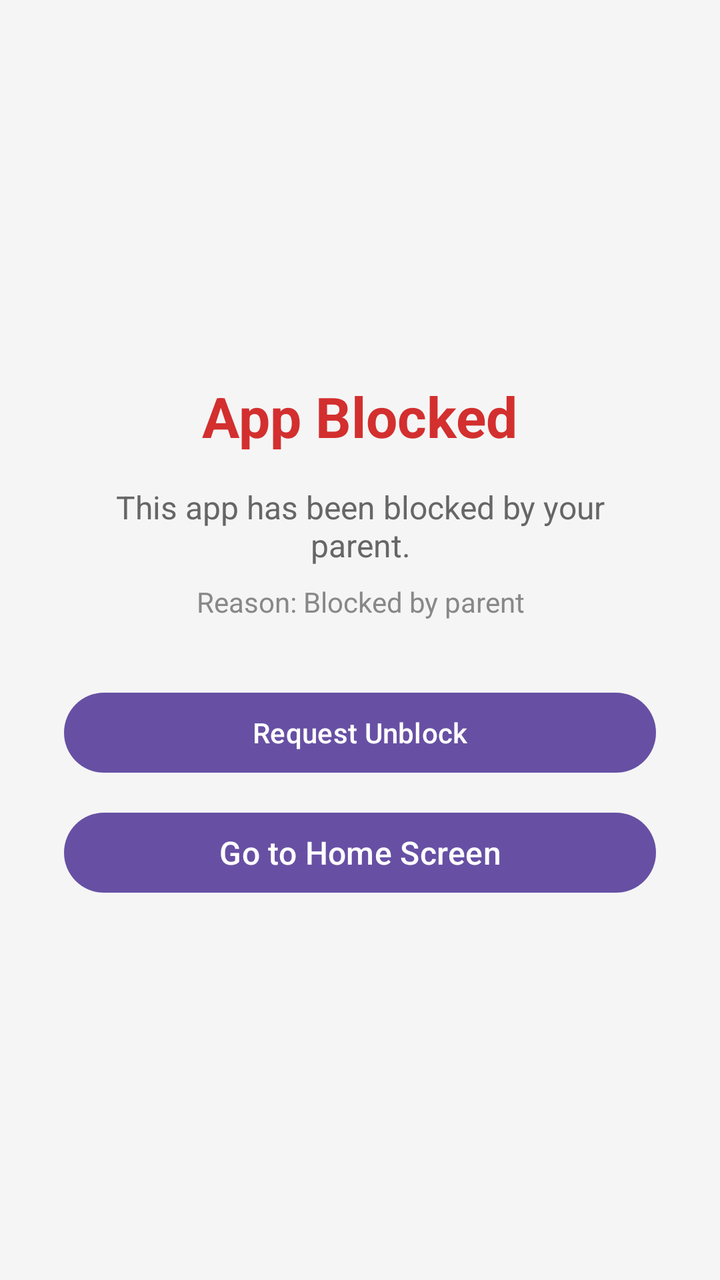
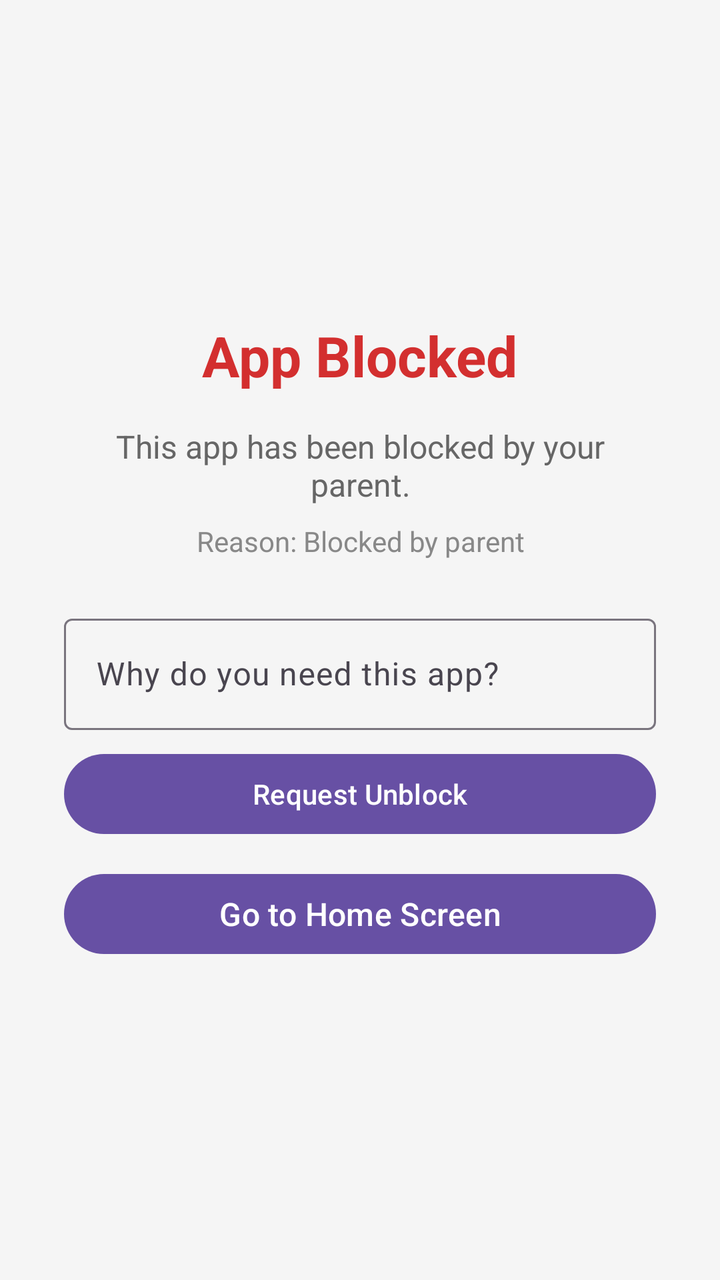

An Android layout rendered at two revisions. The XML below is the earlier revision; the diff shows what the commit changed to produce the second picture.
<!-- AndroidManifest.xml: activity theme Theme.SafeGuard -->
<!-- res/layout/activity_blocked_app_overlay.xml -->
<?xml version="1.0" encoding="utf-8"?>
<LinearLayout xmlns:android="http://schemas.android.com/apk/res/android"
    android:layout_width="match_parent"
    android:layout_height="match_parent"
    android:gravity="center"
    android:orientation="vertical"
    android:padding="32dp"
    android:background="#F5F5F5">

    <TextView
        android:id="@+id/textAppName"
        android:layout_width="wrap_content"
        android:layout_height="wrap_content"
        android:text="App Blocked"
        android:textSize="28sp"
        android:textStyle="bold"
        android:textColor="#D32F2F"
        android:gravity="center" />

    <TextView
        android:layout_width="wrap_content"
        android:layout_height="wrap_content"
        android:layout_marginTop="16dp"
        android:text="This app has been blocked by your parent."
        android:textSize="16sp"
        android:textColor="#666666"
        android:gravity="center" />

    <TextView
        android:id="@+id/textBlockReason"
        android:layout_width="wrap_content"
        android:layout_height="wrap_content"
        android:layout_marginTop="8dp"
        android:text="Reason: Blocked by parent"
        android:textSize="14sp"
        android:textColor="#888888"
        android:gravity="center" />

    <Button
        android:id="@+id/btnRequestUnblock"
        android:layout_width="match_parent"
        android:layout_height="wrap_content"
        android:layout_marginTop="32dp"
        android:text="Request Unblock" />

    <Button
        android:id="@+id/btnGoHome"
        android:layout_width="match_parent"
        android:layout_height="wrap_content"
        android:layout_marginTop="12dp"
        android:text="Go to Home Screen"
        android:textSize="16sp" />

</LinearLayout>
<!-- resources referenced by this layout -->
<resources>
  <style name="Theme.SafeGuard" parent="Theme.Material3.DayNight.NoActionBar">
      </style>
</resources>

<!-- the commit's change to res/layout/activity_blocked_app_overlay.xml (unified diff, before → after) -->
@@ -36,12 +36,74 @@
         android:textColor="#888888"
         android:gravity="center" />
 
-    <Button
-        android:id="@+id/btnRequestUnblock"
+    
+    <LinearLayout
+        android:id="@+id/layoutRequestForm"
         android:layout_width="match_parent"
         android:layout_height="wrap_content"
-        android:layout_marginTop="32dp"
-        android:text="Request Unblock" />
+        android:layout_marginTop="24dp"
+        android:orientation="vertical">
+
+        <com.google.android.material.textfield.TextInputLayout
+            android:layout_width="match_parent"
+            android:layout_height="wrap_content"
+            android:hint="Why do you need this app?"
+            android:layout_marginBottom="8dp">
+
+            <com.google.android.material.textfield.TextInputEditText
+                android:id="@+id/editReason"
+                android:layout_width="match_parent"
+                android:layout_height="wrap_content"
+                android:inputType="text"
+                android:maxLength="200"
+                android:maxLines="2" />
+
+        </com.google.android.material.textfield.TextInputLayout>
+
+        <Button
+            android:id="@+id/btnRequestUnblock"
+            android:layout_width="match_parent"
+            android:layout_height="wrap_content"
+            android:text="Request Unblock" />
+
+    </LinearLayout>
+
+    
+    <LinearLayout
+        android:id="@+id/layoutPending"
+        android:layout_width="match_parent"
+        android:layout_height="wrap_content"
+        android:layout_marginTop="24dp"
+        android:orientation="vertical"
+        android:gravity="center"
+        android:visibility="gone">
+
+        <ProgressBar
+            android:layout_width="48dp"
+            android:layout_height="48dp"
+            android:indeterminate="true" />
+
+        <TextView
+            android:id="@+id/textPendingStatus"
+            android:layout_width="wrap_content"
+            android:layout_height="wrap_content"
+            android:layout_marginTop="16dp"
+            android:text="Request sent to parent..."
+            android:textSize="16sp"
+            android:textColor="#1976D2"
+            android:gravity="center" />
+
+        <TextView
+            android:id="@+id/textCountdown"
+            android:layout_width="wrap_content"
+            android:layout_height="wrap_content"
+            android:layout_marginTop="8dp"
+            android:text="Expires in 5:00"
+            android:textSize="14sp"
+            android:textColor="#888888"
+            android:gravity="center" />
+
+    </LinearLayout>
 
     <Button
         android:id="@+id/btnGoHome"
